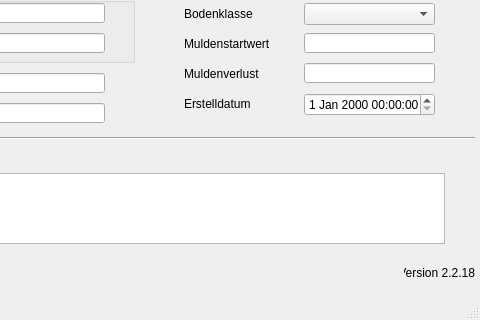
Before: the Qt Designer form qkan/database/templates/abflussparameter.ui in hoettges/QKan, drawn with Qt 5; both pictures show x 156 to 636 and y 87 to 407 of the 636 by 407 pixel window.
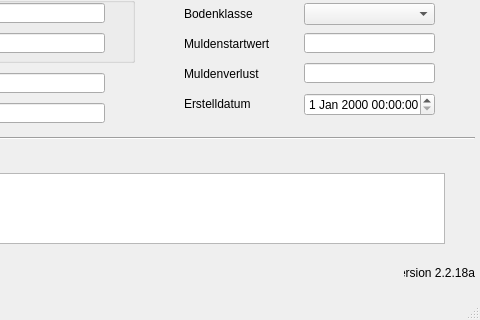
After: the same form once the commit is applied. Custom widgets are drawn as their Qt base class.

Patch:
```diff
--- a/qkan/database/templates/abflussparameter.ui
+++ b/qkan/database/templates/abflussparameter.ui
@@ -296,7 +296,7 @@
      <string>Version QKan Import</string>
     </property>
     <property name="text">
-     <string>Version 2.2.18</string>
+     <string>Version 2.2.18a</string>
     </property>
     <property name="alignment">
      <set>Qt::AlignRight|Qt::AlignTrailing|Qt::AlignVCenter</set>
```
